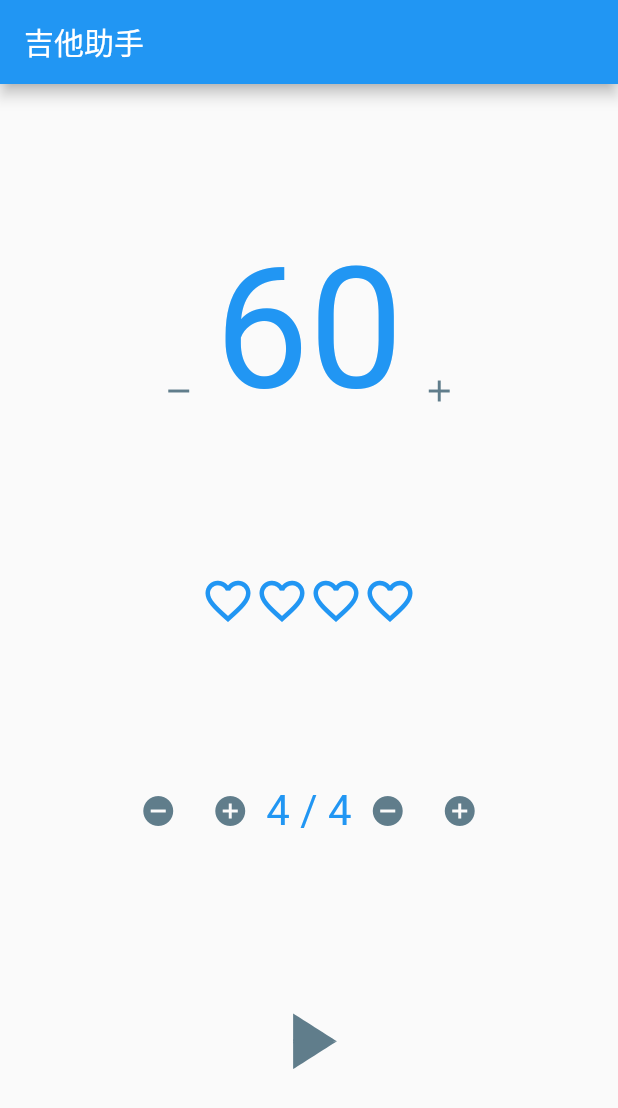
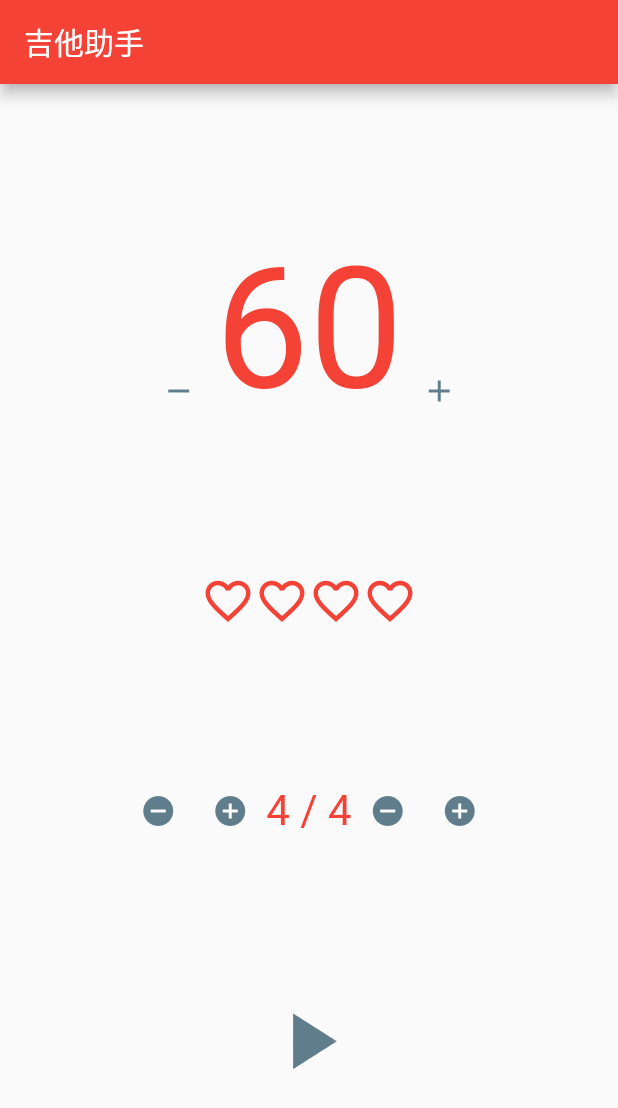
Before and after one commit to mzlogin/guitar_assistant, a Flutter app: the screen it shows after launch, on a phone screen of 412 x 824 dp. Shown: the top 1108 px of the screen. Run offline on Flutter 3.47's test engine with Material 2 defaults, Android fonts, the light colour scheme and no system bars; our stand-ins replace audioplayers.

```diff
--- a/lib/main.dart
+++ b/lib/main.dart
@@ -2,6 +2,8 @@ import 'dart:async';
 
 import 'package:flutter/material.dart';
 import 'package:audioplayers/audioplayers.dart';
+
+const _theme = Colors.red;
 
 void main() {
   runApp(const MyApp());
@@ -15,9 +17,9 @@ class MyApp extends StatelessWidget {
     return MaterialApp(
       title: '吉他助手',
       theme: ThemeData(
-        primarySwatch: Colors.blue,
+        primarySwatch: _theme,
         textTheme: const TextTheme(
-          bodyText2: TextStyle(color: Colors.blue)
+          bodyText2: TextStyle(color: _theme)
         )
       ),
       home: const MyHomePage(title: '吉他助手'),
@@ -236,7 +238,7 @@ class _MyHomePageState extends State<MyHomePage> with TickerProviderStateMixin {
         (_isPlaying && currentBeatIndex == i)
             ? Icons.favorite
             : Icons.favorite_border,
-        color: Colors.blue,
+        color: _theme,
         size: 36,
       ));
     }
```
Also changed, not shown: 5 other files.
